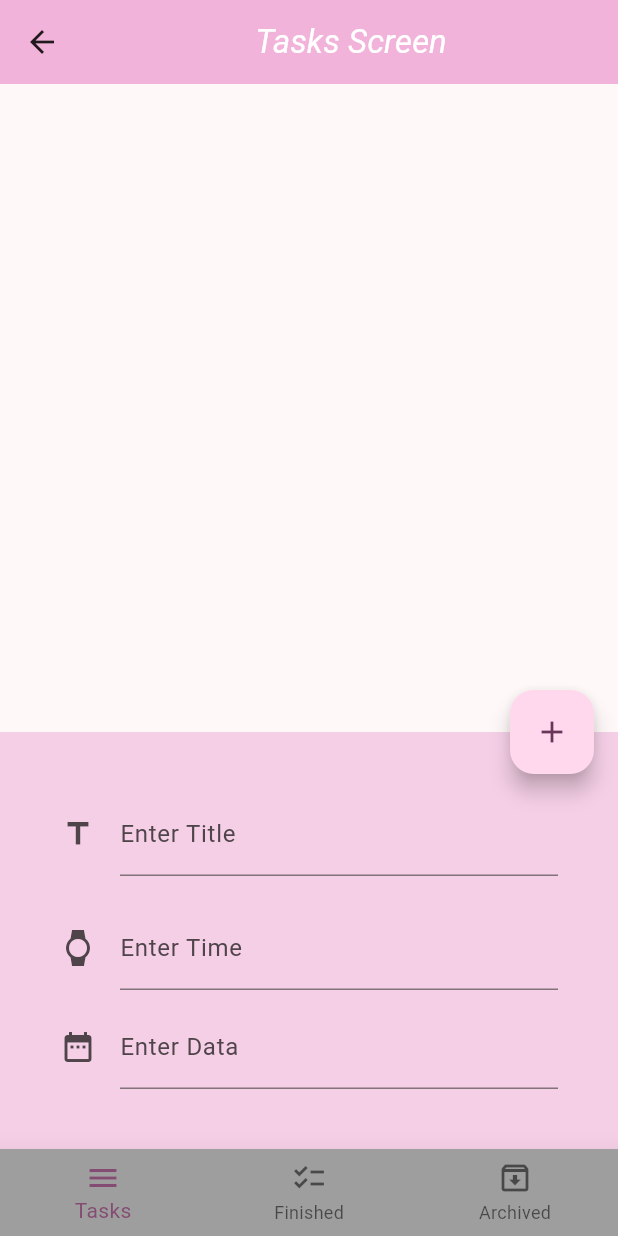
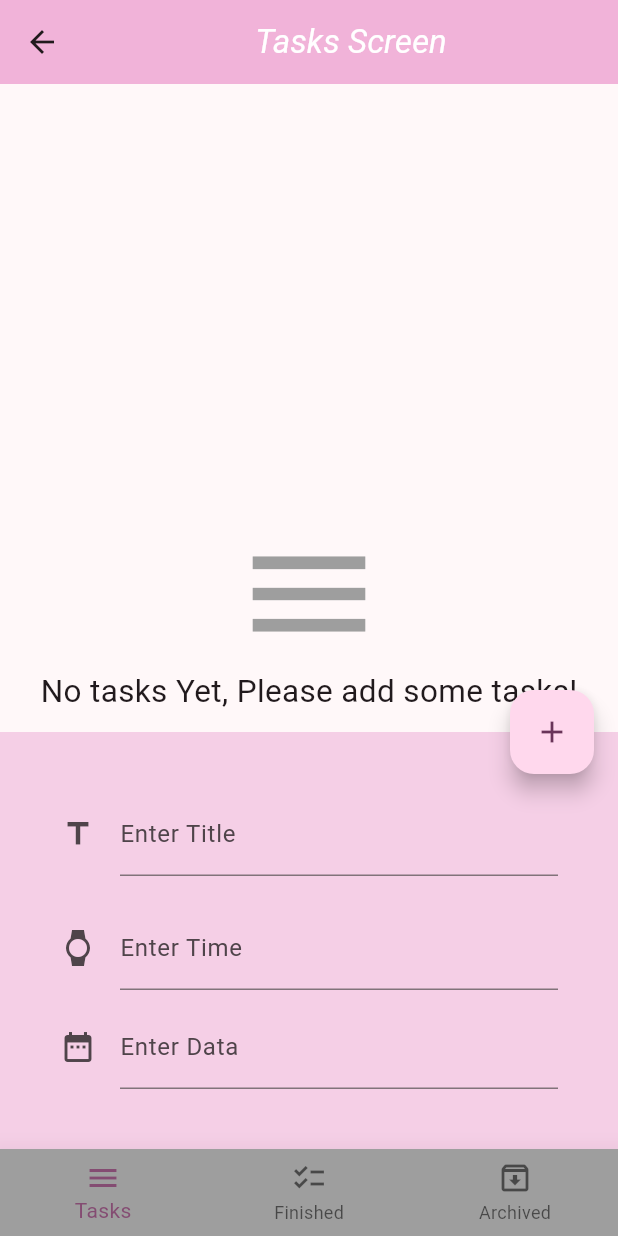
Before and after one commit to RihamGamalElaraby/TodoApp-FlutterApp, a Flutter app: the screen it shows after launch, after a tap on the "edit" icon, on a phone screen of 412 x 824 dp. Run offline on Flutter 3.47's test engine with Material 3 defaults, Android fonts, the phone set to English and light mode, and no system bars; our stand-ins replace bloc, conditional_builder_null_safety, flutter_bloc, sqflite; accounts and stored records are empty; Roboto replaces fonts that are missing (creditCardGivenName).

Commit message:
last version

```diff
--- a/todoapp/lib/Layouts/HomeLayout.dart
+++ b/todoapp/lib/Layouts/HomeLayout.dart
@@ -1,11 +1,9 @@
 import 'package:conditional_builder_null_safety/conditional_builder_null_safety.dart';
 import 'package:flutter/material.dart';
-import 'package:flutter/rendering.dart';
 import 'package:flutter_bloc/flutter_bloc.dart';
 import 'package:intl/intl.dart';
 import 'package:todoapp/Shared/Cubit/cubit.dart';
 import 'package:todoapp/Shared/Cubit/states.dart';
-import 'package:todoapp/Shared/globalVariables.dart';
 
 class HomeLayout extends StatelessWidget {
   var titleContoller = TextEditingController();
@@ -14,6 +12,8 @@ class HomeLayout extends StatelessWidget {
   var statusContoller = TextEditingController();
   final GlobalKey<ScaffoldState> scaffoldKey = GlobalKey<ScaffoldState>();
   final GlobalKey<FormState> formKey = GlobalKey<FormState>();
+
+  HomeLayout({super.key});
 
   @override
   Widget build(BuildContext context) {
@@ -29,20 +29,20 @@ class HomeLayout extends StatelessWidget {
           return Scaffold(
             key: scaffoldKey,
             appBar: AppBar(
-              backgroundColor: Color.fromARGB(255, 241, 179, 217),
+              backgroundColor: const Color.fromARGB(255, 241, 179, 217),
               title: Center(
                   child: Text(
                 cubit.Titles[cubit.CurrentIndex],
-                style: TextStyle(
+                style: const TextStyle(
                     color: Colors.white,
                     fontFamily: AutofillHints.creditCardGivenName,
                     fontStyle: FontStyle.italic),
               )),
             ),
             body: ConditionalBuilder(
-              condition: !(AppStates is AppGetDatabaseLoadingState),
+              condition: AppStates is! AppGetDatabaseLoadingState,
               builder: (context) => cubit.screens[cubit.CurrentIndex],
-              fallback: (context) => Center(
+              fallback: (context) => const Center(
                 child: LinearProgressIndicator(),
               ),
             ),
@@ -61,10 +61,10 @@ class HomeLayout extends StatelessWidget {
                       .showBottomSheet(
                         elevation: 40,
                         (context) => Container(
-                          color: Color.fromARGB(255, 245, 207, 230),
-                          padding: EdgeInsets.all(20.0),
+                          color: const Color.fromARGB(255, 245, 207, 230),
+                          padding: const EdgeInsets.all(20.0),
                           child: Padding(
-                            padding: EdgeInsets.all(20.0),
+                            padding: const EdgeInsets.all(20.0),
                             child: SingleChildScrollView(
                               child: Form(
                                 key: formKey,
@@ -76,7 +76,7 @@ class HomeLayout extends StatelessWidget {
                                       onTap: () {
                                         print('titletapped');
                                       },
-                                      decoration: InputDecoration(
+                                      decoration: const InputDecoration(
                                           icon: Icon(Icons.title),
                                           labelText: "Enter Title",
                                           hintText: "Title"),
@@ -89,7 +89,7 @@ class HomeLayout extends StatelessWidget {
                                         return null;
                                       },
                                     ),
-                                    SizedBox(
+                                    const SizedBox(
                                       height: 10,
                                     ),
                                     // TextFormField(
@@ -109,7 +109,7 @@ class HomeLayout extends StatelessWidget {
                                     //     return null;
                                     //   },
                                     // ),
-                                    SizedBox(
+                                    const SizedBox(
                                       height: 10,
                                     ),
                                     TextFormField(
@@ -123,7 +123,7 @@ class HomeLayout extends StatelessWidget {
                                               value!.format(context).toString();
                                         });
                                       },
-                                      decoration: InputDecoration(
+                                      decoration: const InputDecoration(
                                           icon: Icon(Icons.watch),
                                           labelText: "Enter Time",
                                           hintText: "Time"),
@@ -136,7 +136,7 @@ class HomeLayout extends StatelessWidget {
                                         return null;
                                       },
                                     ),
-                                    SizedBox(
+                                    const SizedBox(
                                       height: 10,
                                     ),
                                     TextFormField(
@@ -152,7 +152,7 @@ class HomeLayout extends StatelessWidget {
                                               DateFormat.yMMMd().format(value!);
                                         });
                                       },
-                                      decoration: InputDecoration(
+                                      decoration: const InputDecoration(
                                           icon: Icon(Icons.date_range),
                                           labelText: "Enter Data",
                                           hintText: "Date"),
@@ -194,7 +194,7 @@ class HomeLayout extends StatelessWidget {
                 },
                 backgroundColor: Colors.grey,
                 elevation: 15.0,
-                items: [
+                items: const [
                   BottomNavigationBarItem(
                       icon: Icon(Icons.menu), label: 'Tasks'),
                   BottomNavigationBarItem(
--- a/todoapp/lib/Screens/TaskScreen.dart
+++ b/todoapp/lib/Screens/TaskScreen.dart
@@ -2,9 +2,7 @@ import 'package:flutter/material.dart';
 import 'package:flutter_bloc/flutter_bloc.dart';
 import 'package:todoapp/Shared/Cubit/states.dart';
 import 'package:todoapp/Shared/reuseabluComponent.dart';
-import 'package:todoapp/Shared/globalVariables.dart';
 import 'package:todoapp/Shared/Cubit/cubit.dart';
-import 'package:todoapp/Shared/Cubit/states.dart';
 
 class TaskScreen extends StatelessWidget {
   const TaskScreen({super.key});
@@ -15,15 +13,7 @@ class TaskScreen extends StatelessWidget {
       listener: (context, state) {},
       builder: (context, state) {
         var tasks = AppCubit.get(context).newTasks;
-        return ListView.separated(
-          itemBuilder: (context, index) => buildTaskItem(tasks[index], context),
-          separatorBuilder: (context, index) => Container(
-            width: double.infinity,
-            height: 1.0,
-            color: Colors.grey,
-          ),
-          itemCount: tasks.length,
-        );
+        return taskbuilder(tasks: tasks);
       },
     );
   }
--- a/todoapp/lib/Shared/Cubit/cubit.dart
+++ b/todoapp/lib/Shared/Cubit/cubit.dart
@@ -1,4 +1,3 @@
-import 'package:bloc/bloc.dart';
 import 'package:flutter_bloc/flutter_bloc.dart';
 import 'package:todoapp/Shared/Cubit/states.dart';
 import 'package:todoapp/Screens/ArchivedScreen.dart';
@@ -20,9 +19,9 @@ class AppCubit extends Cubit<AppStates> {
   bool isBottomSheetShown = false;
   IconData fabIcon = Icons.edit;
   List<Widget> screens = [
-    TaskScreen(),
-    FinishedScreen(),
-    ArchivedScreen(),
+    const TaskScreen(),
+    const FinishedScreen(),
+    const ArchivedScreen(),
   ];
   List<String> Titles = ['Tasks Screen', 'Finished Screen', 'Archived Screen'];
 
@@ -105,7 +104,7 @@ class AppCubit extends Cubit<AppStates> {
     required int id,
   }) {
     database.rawUpdate('UPDATE tasks SET status = ? WHERE id = ?',
-        ['$status', '$id']).then((value) {
+        [status, '$id']).then((value) {
       getData(database);
       emit(AppUpdateDatabase());
     });
--- a/todoapp/lib/Shared/Cubit/states.dart
+++ b/todoapp/lib/Shared/Cubit/states.dart
@@ -1,4 +1,3 @@
-import 'package:flutter/material.dart';
 
 abstract class AppStates {}
 
--- a/todoapp/lib/Shared/reuseabluComponent.dart
+++ b/todoapp/lib/Shared/reuseabluComponent.dart
@@ -1,5 +1,6 @@
 import 'package:flutter/material.dart';
 import 'package:todoapp/Shared/Cubit/cubit.dart';
+import 'package:conditional_builder_null_safety/conditional_builder_null_safety.dart';
 
 Widget buildTaskItem(Map model, context) => Dismissible(
       key: Key(model['id'].toString()),
@@ -18,7 +19,7 @@ Widget buildTaskItem(Map model, context) => Dismissible(
               radius: 40.0,
               child: Text('${model['time']}'),
             ),
-            SizedBox(
+            const SizedBox(
               width: 20.0,
             ),
             Expanded(
@@ -42,7 +43,7 @@ Widget buildTaskItem(Map model, context) => Dismissible(
                 ],
               ),
             ),
-            SizedBox(
+            const SizedBox(
               width: 20.0,
             ),
             IconButton(
@@ -67,3 +68,39 @@ Widget buildTaskItem(Map model, context) => Dismissible(
         ),
       ),
     );
+
+Widget taskbuilder({
+  required List<Map> tasks,
+}) =>
+    ConditionalBuilder(
+        condition: tasks.isNotEmpty,
+        builder: (context) => ListView.separated(
+              itemBuilder: (context, index) =>
+                  buildTaskItem(tasks[index], context),
+              separatorBuilder: (context, index) => Container(
+                width: double.infinity,
+                height: 1.0,
+                color: Colors.grey,
+              ),
+              itemCount: tasks.length,
+            ),
+        fallback: (context) => const Center(
+              child: Column(
+                mainAxisAlignment: MainAxisAlignment.center,
+                crossAxisAlignment: CrossAxisAlignment.center,
+                children: [
+                  Icon(
+                    Icons.menu,
+                    size: 100.0,
+                    color: Colors.grey,
+                  ),
+                  Text(
+                    'No tasks Yet, Please add some tasks!',
+                    style: TextStyle(
+                      fontSize: 21,
+                      fontWeight: FontWeight.normal,
+                    ),
+                  )
+                ],
+              ),
+            ));
```
Also changed, not shown: todoapp/lib/Screens/ArchivedScreen.dart (+1 -11 lines), todoapp/lib/Screens/FinishedScreen.dart (+1 -11 lines).
